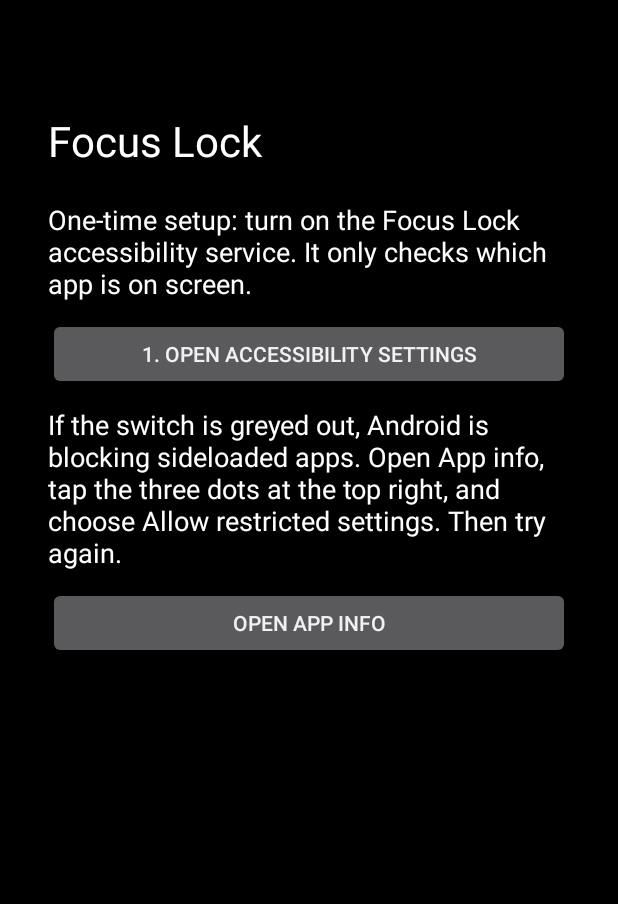
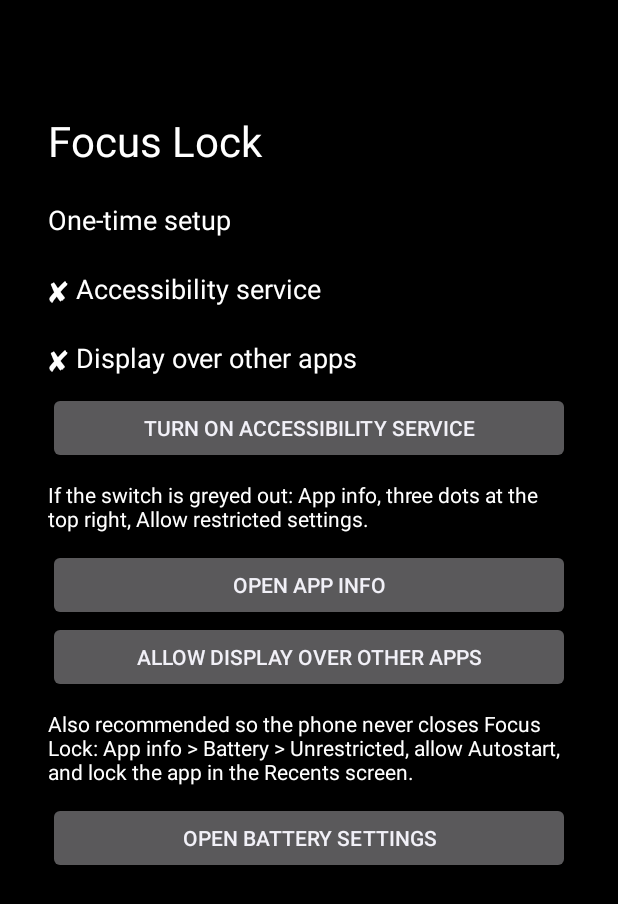
Before and after one commit to adekunlequareeb9-eng/FocusLock, an Android app: the screen it shows after launch (MainActivity), on a phone screen of 412 x 824 dp. Shown: the top 904 px of the screen. Run offline under Robolectric (Android 15) with nearby library versions, the phone set to English and light mode, and no system bars.

Commit message:
Focus Lock build 3: overlay permission, battery setup, live diagnostics
Co-Authored-By: Claude Sonnet 5.5 <noreply@anthropic.com>
Claude-Session: https://claude.ai/code/session_01Mn8EL6aJqYkcZNk4MFn1td

```diff
--- a/app/src/main/AndroidManifest.xml
+++ b/app/src/main/AndroidManifest.xml
@@ -2,6 +2,7 @@
 <manifest xmlns:android="http://schemas.android.com/apk/res/android">
 
     <uses-permission android:name="android.permission.QUERY_ALL_PACKAGES" />
+    <uses-permission android:name="android.permission.SYSTEM_ALERT_WINDOW" />
 
     <application
         android:allowBackup="false"
--- a/app/src/main/java/com/focuslock/app/FocusService.kt
+++ b/app/src/main/java/com/focuslock/app/FocusService.kt
@@ -26,11 +26,13 @@ class FocusService : AccessibilityService() {
         try {
             if (!Session.isActive(this)) return
             val pkg = event.packageName?.toString() ?: return
+            Session.noteEvent(this, pkg)
             val now = SystemClock.elapsedRealtime()
             if (now - allowedAt > 60_000L) refreshAllowed()
             if (Session.isAllowed(pkg, allowed)) return
             if (now - lastBounce < 600L) return
             lastBounce = now
+            Session.noteBounce(this)
             bounce()
         } catch (_: Exception) {
             // Fail open: if anything goes wrong, never trap the phone.
--- a/app/src/main/java/com/focuslock/app/MainActivity.kt
+++ b/app/src/main/java/com/focuslock/app/MainActivity.kt
@@ -21,10 +21,12 @@ class MainActivity : Activity() {
 
     private val h = Handler(Looper.getMainLooper())
     private lateinit var root: LinearLayout
-    private var mode = -1            // 0 = service off, 1 = idle, 2 = locked
+    private var mode = -1            // 0 = setup needed, 1 = idle, 2 = locked
+    private var sig = ""
     private var exitAt = 0L
     private var minutesBox: EditText? = null
     private var timerView: TextView? = null
+    private var diagView: TextView? = null
     private var exitBtn: Button? = null
 
     private val tick = object : Runnable {
@@ -71,14 +73,25 @@ class MainActivity : Activity() {
         return enabled.split(':').any { it.equals(long, true) || it.equals(short, true) }
     }
 
+    private fun overlayOk(): Boolean = Settings.canDrawOverlays(this)
+
     private fun render() {
         val active = Session.isActive(this)
-        val newMode = if (active) 2 else if (serviceEnabled()) 1 else 0
-        if (newMode != mode) {
+        val svc = serviceEnabled()
+        val ovl = overlayOk()
+        val newMode = if (active) 2 else if (svc && ovl) 1 else 0
+        val newSig = "$newMode-$svc-$ovl"
+        if (newSig != sig) {
+            sig = newSig
             mode = newMode
-            build()
+            build(svc, ovl)
         }
         if (mode == 2) updateLocked()
+    }
+
+    private fun rebuild() {
+        sig = ""
+        render()
     }
 
     private fun tv(s: String, size: Float = 18f) = TextView(this).apply {
@@ -97,23 +110,36 @@ class MainActivity : Activity() {
         try {
             startActivity(i)
         } catch (e: Exception) {
-            Toast.makeText(this, "Can't open that app", Toast.LENGTH_SHORT).show()
+            Toast.makeText(this, "Can't open that", Toast.LENGTH_SHORT).show()
         }
     }
 
-    private fun build() {
+    private fun build(svc: Boolean, ovl: Boolean) {
         root.removeAllViews()
-        minutesBox = null; timerView = null; exitBtn = null
+        minutesBox = null; timerView = null; diagView = null; exitBtn = null
         root.addView(tv("Focus Lock", 28f))
         when (mode) {
             0 -> {
-                root.addView(tv("One-time setup: turn on the Focus Lock accessibility service. It only checks which app is on screen."))
-                root.addView(btn("1. Open accessibility settings") {
-                    open(Intent(Settings.ACTION_ACCESSIBILITY_SETTINGS))
-                })
-                root.addView(tv("If the switch is greyed out, Android is blocking sideloaded apps. Open App info, tap the three dots at the top right, and choose Allow restricted settings. Then try again."))
-                root.addView(btn("Open App info") {
-                    open(Intent(Settings.ACTION_APPLICATION_DETAILS_SETTINGS, Uri.parse("package:$packageName")))
+                root.addView(tv("One-time setup"))
+                root.addView(tv((if (svc) "✔ " else "✘ ") + "Accessibility service"))
+                root.addView(tv((if (ovl) "✔ " else "✘ ") + "Display over other apps"))
+                if (!svc) {
+                    root.addView(btn("Turn on accessibility service") {
+                        open(Intent(Settings.ACTION_ACCESSIBILITY_SETTINGS))
+                    })
+                    root.addView(tv("If the switch is greyed out: App info, three dots at the top right, Allow restricted settings.", 14f))
+                    root.addView(btn("Open App info") {
+                        open(Intent(Settings.ACTION_APPLICATION_DETAILS_SETTINGS, Uri.parse("package:$packageName")))
+                    })
+                }
+                if (!ovl) {
+                    root.addView(btn("Allow display over other apps") {
+                        open(Intent(Settings.ACTION_MANAGE_OVERLAY_PERMISSION, Uri.parse("package:$packageName")))
+                    })
+                }
+                root.addView(tv("Also recommended so the phone never closes Focus Lock: App info > Battery > Unrestricted, allow Autostart, and lock the app in the Recents screen.", 14f))
+                root.addView(btn("Open battery settings") {
+                    open(Intent(Settings.ACTION_IGNORE_BATTERY_OPTIMIZATION_SETTINGS))
                 })
             }
             1 -> {
@@ -128,8 +154,11 @@ class MainActivity : Activity() {
                     val m = minutesBox?.text?.toString()?.toIntOrNull() ?: 2
                     exitAt = 0L
                     Session.start(this, m)
-                    mode = -1
-                    render()
+                    rebuild()
+                })
+                root.addView(tv(" "))
+                root.addView(btn("Open battery settings") {
+                    open(Intent(Settings.ACTION_IGNORE_BATTERY_OPTIMIZATION_SETTINGS))
                 })
             }
             2 -> {
@@ -144,6 +173,9 @@ class MainActivity : Activity() {
                     exitAt = if (exitAt == 0L) System.currentTimeMillis() + Session.EXIT_DELAY_SEC * 1000L else 0L
                 }
                 root.addView(exitBtn)
+                diagView = tv("", 12f)
+                diagView?.setTextColor(Color.GRAY)
+                root.addView(diagView)
             }
         }
     }
@@ -152,13 +184,17 @@ class MainActivity : Activity() {
         val s = Session.remainingMs(this) / 1000
         timerView?.text = String.format("%02d:%02d:%02d", s / 3600, (s % 3600) / 60, s % 60)
 
+        val age = Session.lastAgeSec(this)
+        val ageText = if (age < 0) "never" else "${age}s ago"
+        diagView?.text = "Service last saw: ${Session.lastPkg(this)} ($ageText)\n" +
+            "Blocks so far: ${Session.bounces(this)}   Overlay permission: ${if (overlayOk()) "yes" else "no"}"
+
         if (exitAt > 0L) {
             val left = (exitAt - System.currentTimeMillis()) / 1000
             if (left <= 0L) {
                 exitAt = 0L
                 Session.stop(this)
-                mode = -1
-                render()
+                rebuild()
                 return
             }
             exitBtn?.text = "Exiting in ${left}s - tap to cancel"
```
Also changed, not shown: app/src/main/java/com/focuslock/app/Session.kt (+31 -1 lines), 1 other file.
